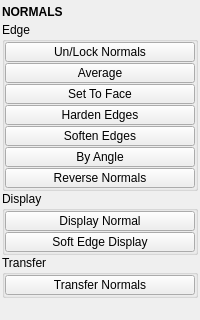
Above: tentacle/ui/normals.ui from m3trik/tentacle before the change. Below: the same form after it.
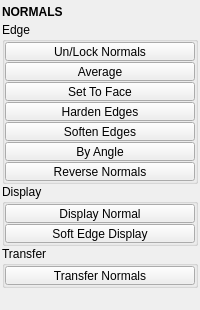
That is the form after the change. Custom widgets are drawn as their Qt base class.

```diff
--- a/tentacle/ui/normals.ui
+++ b/tentacle/ui/normals.ui
@@ -104,13 +104,13 @@
            <property name="minimumSize">
             <size>
              <width>0</width>
-             <height>20</height>
+             <height>19</height>
             </size>
            </property>
            <property name="maximumSize">
             <size>
              <width>16777215</width>
-             <height>20</height>
+             <height>19</height>
             </size>
            </property>
            <property name="toolTip">
@@ -135,13 +135,13 @@
            <property name="minimumSize">
             <size>
              <width>0</width>
-             <height>20</height>
+             <height>19</height>
             </size>
            </property>
            <property name="maximumSize">
             <size>
              <width>16777215</width>
-             <height>20</height>
+             <height>19</height>
             </size>
            </property>
            <property name="toolTip">
@@ -166,13 +166,13 @@
            <property name="minimumSize">
             <size>
              <width>0</width>
-             <height>20</height>
+             <height>19</height>
             </size>
            </property>
            <property name="maximumSize">
             <size>
              <width>16777215</width>
-             <height>20</height>
+             <height>19</height>
             </size>
            </property>
            <property name="toolTip">
@@ -197,13 +197,13 @@
            <property name="minimumSize">
             <size>
              <width>0</width>
-             <height>20</height>
+             <height>19</height>
             </size>
            </property>
            <property name="maximumSize">
             <size>
              <width>16777215</width>
-             <height>20</height>
+             <height>19</height>
             </size>
            </property>
            <property name="toolTip">
@@ -228,13 +228,13 @@
            <property name="minimumSize">
             <size>
              <width>60</width>
-             <height>20</height>
+             <height>19</height>
             </size>
            </property>
            <property name="maximumSize">
             <size>
              <width>16777215</width>
-             <height>20</height>
+             <height>19</height>
             </size>
            </property>
            <property name="toolTip">
@@ -259,13 +259,13 @@
            <property name="minimumSize">
             <size>
              <width>0</width>
-             <height>20</height>
+             <height>19</height>
             </size>
            </property>
            <property name="maximumSize">
             <size>
              <width>16777215</width>
-             <height>20</height>
+             <height>19</height>
             </size>
            </property>
            <property name="toolTip">
@@ -290,13 +290,13 @@
            <property name="minimumSize">
             <size>
              <width>0</width>
-             <height>20</height>
+             <height>19</height>
             </size>
            </property>
            <property name="maximumSize">
             <size>
              <width>16777215</width>
-             <height>20</height>
+             <height>19</height>
             </size>
            </property>
            <property name="toolTip">
@@ -345,13 +345,13 @@
            <property name="minimumSize">
             <size>
              <width>0</width>
-             <height>20</height>
+             <height>19</height>
             </size>
            </property>
            <property name="maximumSize">
             <size>
              <width>16777215</width>
-             <height>20</height>
+             <height>19</height>
             </size>
            </property>
            <property name="toolTip">
@@ -376,13 +376,13 @@
            <property name="minimumSize">
             <size>
              <width>0</width>
-             <height>20</height>
+             <height>19</height>
             </size>
            </property>
            <property name="maximumSize">
             <size>
              <width>16777215</width>
-             <height>20</height>
+             <height>19</height>
             </size>
            </property>
            <property name="toolTip">
@@ -431,13 +431,13 @@
            <property name="minimumSize">
             <size>
              <width>60</width>
-             <height>20</height>
+             <height>19</height>
             </size>
            </property>
            <property name="maximumSize">
             <size>
              <width>16777215</width>
-             <height>20</height>
+             <height>19</height>
             </size>
            </property>
            <property name="toolTip">
```
